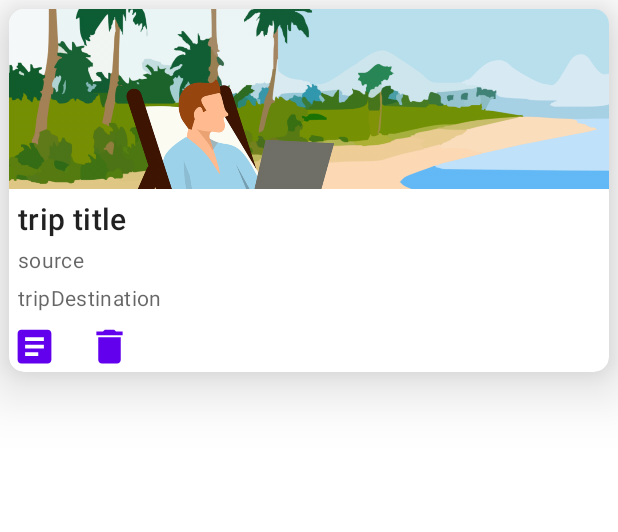
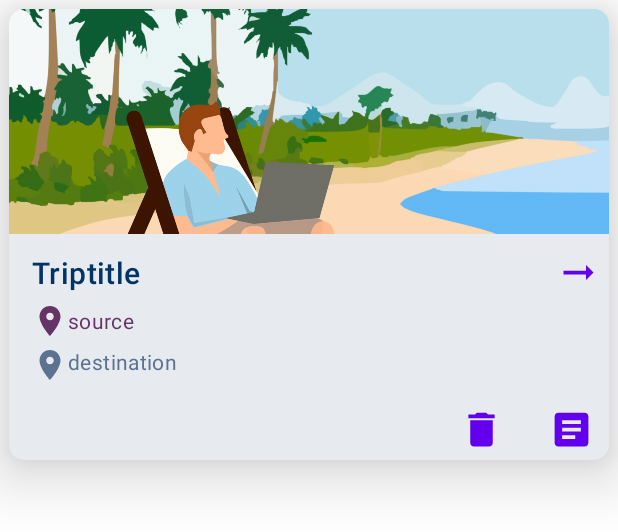
Before and after one commit to AhmedSleeem/Trip-Tracker, an Android app: the layout history_cell_row.xml on its own in the app's theme, with its tools: preview values and no code run, on a phone screen of 412 x 824 dp. Shown: the top 532 px of the screen. Run offline under Robolectric (Android 15) with nearby library versions, the phone set to English and light mode, and no system bars.

Commit message:
update notify dialog and history card ui

```diff
--- a/app/src/main/java/ahmed/adel/sleeem/clowyy/triptracker/ui/history/HistoryFragment.java
+++ b/app/src/main/java/ahmed/adel/sleeem/clowyy/triptracker/ui/history/HistoryFragment.java
@@ -2,6 +2,7 @@
 
 import android.app.Activity;
 import android.content.DialogInterface;
+import android.content.Intent;
 import android.os.Bundle;
 import android.view.LayoutInflater;
 import android.view.View;
@@ -26,6 +27,7 @@
 import java.util.List;
 
 import ahmed.adel.sleeem.clowyy.triptracker.R;
+import ahmed.adel.sleeem.clowyy.triptracker.TripDetailsActivity;
 import ahmed.adel.sleeem.clowyy.triptracker.adapters.HistoryAdapter;
 import ahmed.adel.sleeem.clowyy.triptracker.adapters.OnRecyclerViewItemClickLister;
 import ahmed.adel.sleeem.clowyy.triptracker.database.model.Trip;
@@ -90,7 +92,9 @@
 
     @Override
     public void onDetailsIconClicked(int position) {
-        Toast.makeText(getContext(), position + "", Toast.LENGTH_SHORT).show();
+        Intent details = new Intent(getContext(), TripDetailsActivity.class);
+        details.putExtra("TripID", tripList.get(position).getTripId());
+        startActivity(details);
     }
 
 
--- a/app/src/main/res/layout/history_cell_row.xml
+++ b/app/src/main/res/layout/history_cell_row.xml
@@ -1,19 +1,19 @@
 <?xml version="1.0" encoding="utf-8"?>
-<com.google.android.material.card.MaterialCardView xmlns:tools="http://schemas.android.com/tools"
-    android:id="@+id/card"
+<androidx.cardview.widget.CardView xmlns:tools="http://schemas.android.com/tools"
+    android:id="@+id/cardView"
     android:layout_width="match_parent"
     android:layout_height="wrap_content"
     android:layout_margin="6dp"
     card_view:cardElevation="25dp"
     card_view:cardCornerRadius="10dp"
     card_view:shapeAppearance="@color/purple_200"
-    card_view:strokeColor="@color/colorPrimary"
-
+    android:layout_columnWeight="1"
+    android:layout_rowWeight="1"
+    android:backgroundTint="@color/white"
     android:theme="@style/Theme.MaterialComponents.Light"
     xmlns:card_view="http://schemas.android.com/apk/res-auto"
     xmlns:android="http://schemas.android.com/apk/res/android"
     xmlns:app="http://schemas.android.com/apk/res-auto"
-
     >
 
     <LinearLayout
@@ -25,7 +25,8 @@
         <ImageView
             android:id="@+id/destinationImage"
             android:layout_width="match_parent"
-            android:layout_height="120dp"
+            android:layout_height="150dp"
+            android:layout_marginBottom="5dp"
             android:contentDescription="@string/content_description_media"
             android:scaleType="centerCrop"
             app:srcCompat="@drawable/trip" />
@@ -34,33 +35,69 @@
             android:layout_width="match_parent"
             android:layout_height="wrap_content"
             android:orientation="vertical"
-            android:padding="6dp">
+            android:paddingLeft="15dp"
+            android:paddingTop="5dp"
+            android:paddingRight="5dp"
+            android:paddingBottom="5dp">
 
-            <!-- Title, secondary and supporting text -->
-            <TextView
-                android:id="@+id/titleTextView"
-                android:layout_width="wrap_content"
-                android:layout_height="wrap_content"
-                android:text="@string/tripTitle"
-                android:textAppearance="?attr/textAppearanceHeadline6" />
+            <androidx.constraintlayout.widget.ConstraintLayout
+                android:layout_width="match_parent"
+                android:layout_height="30dp"
+                android:orientation="horizontal">
+
+                <!-- Title, secondary and supporting text -->
+                <TextView
+                    android:id="@+id/titleTextView"
+                    android:layout_width="0dp"
+                    android:layout_height="match_parent"
+                    android:gravity="center_vertical"
+                    android:text="Triptitle"
+                    android:textColor="@color/teal_200"
+                    android:textAppearance="?attr/textAppearanceHeadline6"
+                    card_view:layout_constraintBottom_toBottomOf="parent"
+                    card_view:layout_constraintEnd_toStartOf="@+id/tripType"
+                    card_view:layout_constraintStart_toStartOf="parent"
+                    card_view:layout_constraintTop_toTopOf="parent" />
+
+                <com.google.android.material.button.MaterialButton
+                    android:id="@+id/tripType"
+
+                    android:layout_width="30dp"
+                    android:layout_height="30dp"
+
+                    android:background="@drawable/ic_oneway"
+                    card_view:layout_constraintBottom_toBottomOf="parent"
+                    card_view:layout_constraintEnd_toEndOf="parent"
+                    card_view:layout_constraintTop_toTopOf="parent"
+                    tools:ignore="RtlCompat" />
+
+            </androidx.constraintlayout.widget.ConstraintLayout>
 
             <TextView
                 android:id="@+id/secondaryTextView"
                 android:layout_width="wrap_content"
                 android:layout_height="wrap_content"
-                android:layout_marginTop="4dp"
-                android:text="@string/tripSource"
+                android:layout_marginTop="5dp"
+                android:gravity="center_vertical"
+                android:text="source"
+                android:drawableLeft="@drawable/ic_source"
+
                 android:textAppearance="?attr/textAppearanceBody2"
-                android:textColor="?android:attr/textColorSecondary" />
+                android:textColor="@color/purple_500" />
 
             <TextView
                 android:id="@+id/supportingText"
                 android:layout_width="wrap_content"
                 android:layout_height="wrap_content"
-                android:layout_marginTop="6dp"
-                android:text="@string/tripDestination"
+                android:layout_marginTop="5dp"
+                android:layout_marginBottom="5dp"
+                android:text="destination"
+                android:drawableLeft="@drawable/ic_destination"
+
                 android:textAppearance="?attr/textAppearanceBody2"
-                android:textColor="?android:attr/textColorSecondary" />
+                android:textColor="@color/purple_200" />
+
+
 
         </LinearLayout>
 
@@ -68,29 +105,36 @@
         <LinearLayout
             android:layout_width="match_parent"
             android:layout_height="wrap_content"
-            android:layout_margin="2dp"
-            android:orientation="horizontal">
-
-            <com.google.android.material.button.MaterialButton
-                android:id="@+id/actionDetails"
-
-                android:layout_width="30dp"
-                android:layout_height="30dp"
-                android:layout_marginEnd="20dp"
-
-                android:background="@drawable/ic_details"
-                tools:ignore="RtlCompat" />
+            android:gravity="end"
+            android:orientation="horizontal"
+            android:paddingTop="5dp"
+            android:paddingBottom="5dp"
+            android:textAlignment="viewEnd">
 
             <com.google.android.material.button.MaterialButton
                 android:id="@+id/actionDelete"
 
                 android:layout_width="30dp"
                 android:layout_height="30dp"
+                android:layout_gravity="center_vertical"
+                android:layout_marginStart="20dp"
+                android:layout_marginLeft="20dp"
+                android:layout_marginEnd="30dp"
+                android:layout_marginRight="30dp"
+                android:background="@drawable/ic_delete" />
 
-                android:background="@drawable/ic_delete"
-                />
+            <com.google.android.material.button.MaterialButton
+                android:id="@+id/actionDetails"
+                android:layout_width="30dp"
+                android:layout_height="30dp"
+                android:layout_gravity="center_vertical"
+                android:layout_marginEnd="10dp"
+                android:layout_marginRight="20dp"
+                android:background="@drawable/ic_details"
+                tools:ignore="RtlCompat" />
+
         </LinearLayout>
 
     </LinearLayout>
 
-</com.google.android.material.card.MaterialCardView>
+</androidx.cardview.widget.CardView>
--- a/app/src/main/res/layout/upcomingtrip_cardview.xml
+++ b/app/src/main/res/layout/upcomingtrip_cardview.xml
@@ -10,12 +10,10 @@
     android:layout_columnWeight="1"
     android:layout_rowWeight="1"
     android:backgroundTint="@color/white"
-
     android:theme="@style/Theme.MaterialComponents.Light"
     xmlns:card_view="http://schemas.android.com/apk/res-auto"
     xmlns:android="http://schemas.android.com/apk/res/android"
     xmlns:app="http://schemas.android.com/apk/res-auto"
-
     >
 
     <LinearLayout
```
Also changed, not shown: app/src/main/java/ahmed/adel/sleeem/clowyy/triptracker/adapters/HistoryAdapter.java (+12 -6 lines), app/src/main/java/ahmed/adel/sleeem/clowyy/triptracker/ui/history/HistoryViewModel.java (deleted, +0 -19 lines), app/src/main/java/ahmed/adel/sleeem/clowyy/triptracker/ui/upcoming_trips/UpcomingTripsFragment.java (+27 -7 lines), app/src/main/res/layout/dialog_notifier.xml (+12 -6 lines).
